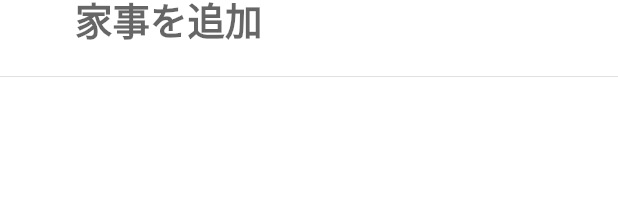
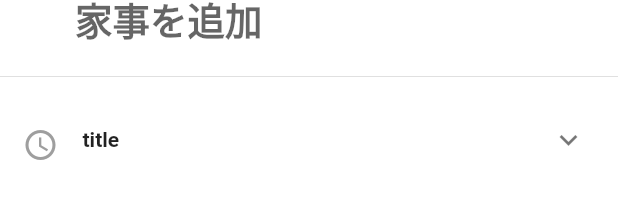
Before and after one commit to fen0268/PocketMoneyManage, a Flutter app: the TaskAddPage widget shown alone on an empty page, opened directly, on a phone screen of 412 x 824 dp. Shown: the part 126-325 px from the top of the screen. Run offline on Flutter 3.47's test engine with Material 2 defaults, Android fonts, the phone set to English and light mode, and no system bars; our stand-ins replace flutter_riverpod, flutter_speed_dial, freezed_annotation, google_fonts, objectbox, syncfusion_flutter_calendar and 1 more; missing offline and left inert: flat_buffers, objectbox_flutter_libs.

Commit message:
折りたたみ式 UI 設置 & TableCalendar

```diff
--- a/lib/pages/task_add_page.dart
+++ b/lib/pages/task_add_page.dart
@@ -1,5 +1,6 @@
 import 'package:flutter/material.dart';
 import 'package:flutter_riverpod/flutter_riverpod.dart';
+import 'package:table_calendar/table_calendar.dart';
 
 class TaskAddPage extends ConsumerWidget {
   const TaskAddPage({super.key});
@@ -57,7 +58,40 @@ class TaskAddPage extends ConsumerWidget {
           ),
         ),
         const Divider(),
-        Container()
+        Container(
+          padding: const EdgeInsets.only(top: 5, left: 15, right: 5),
+          child: Row(
+            crossAxisAlignment: CrossAxisAlignment.start,
+            children: [
+              Column(
+                children: [
+                  SizedBox(
+                    height: deviceHeight * 0.025,
+                  ),
+                  Icon(
+                    Icons.schedule,
+                    color: Colors.grey.shade500,
+                  ),
+                ],
+              ),
+              Expanded(
+                child: ExpansionTile(
+                  onExpansionChanged: (changed) {
+                    //開いた時の処理を書ける
+                  },
+                  title: const Text('title'),
+                  children: [
+                    TableCalendar<void>(
+                      focusedDay: DateTime.now(),
+                      firstDay: DateTime(2020),
+                      lastDay: DateTime(2120),
+                    )
+                  ],
+                ),
+              ),
+            ],
+          ),
+        )
       ],
     );
   }
```
Also changed, not shown: lib/features/date_controller.dart (added, +11 -0 lines), lib/models/date/date.dart (added, +10 -0 lines), lib/models/date/date.freezed.dart (added).
